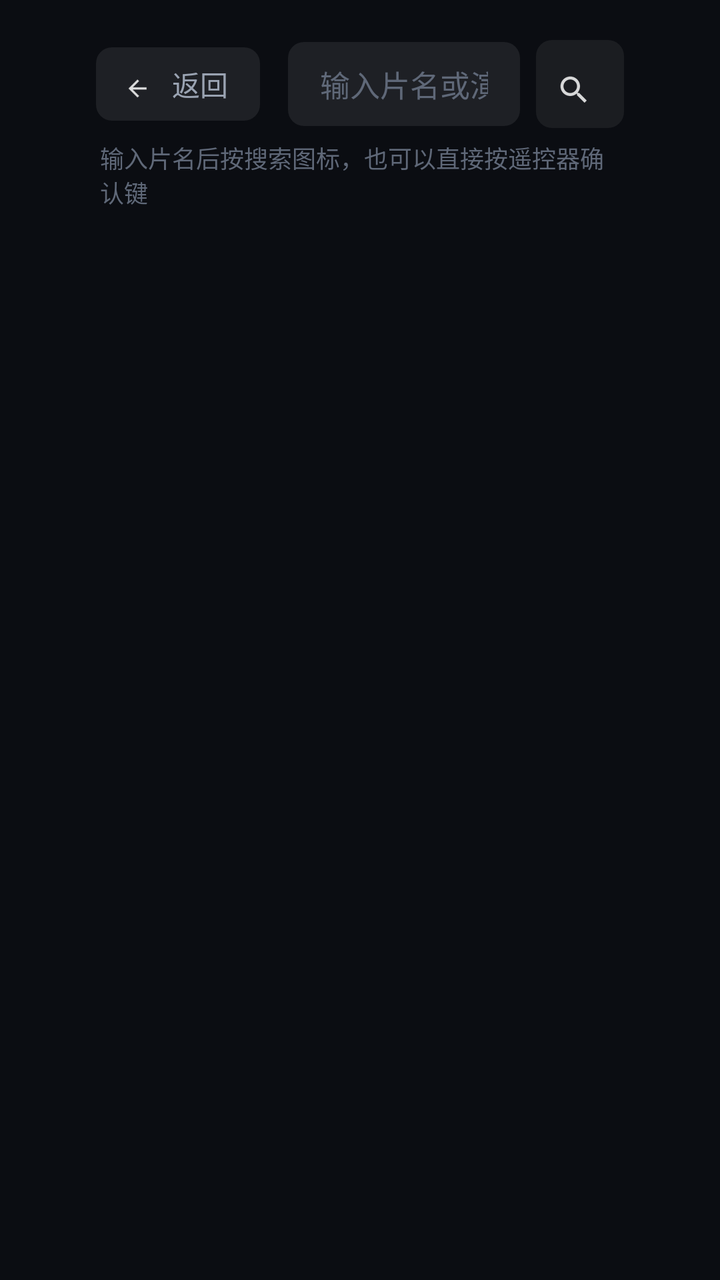
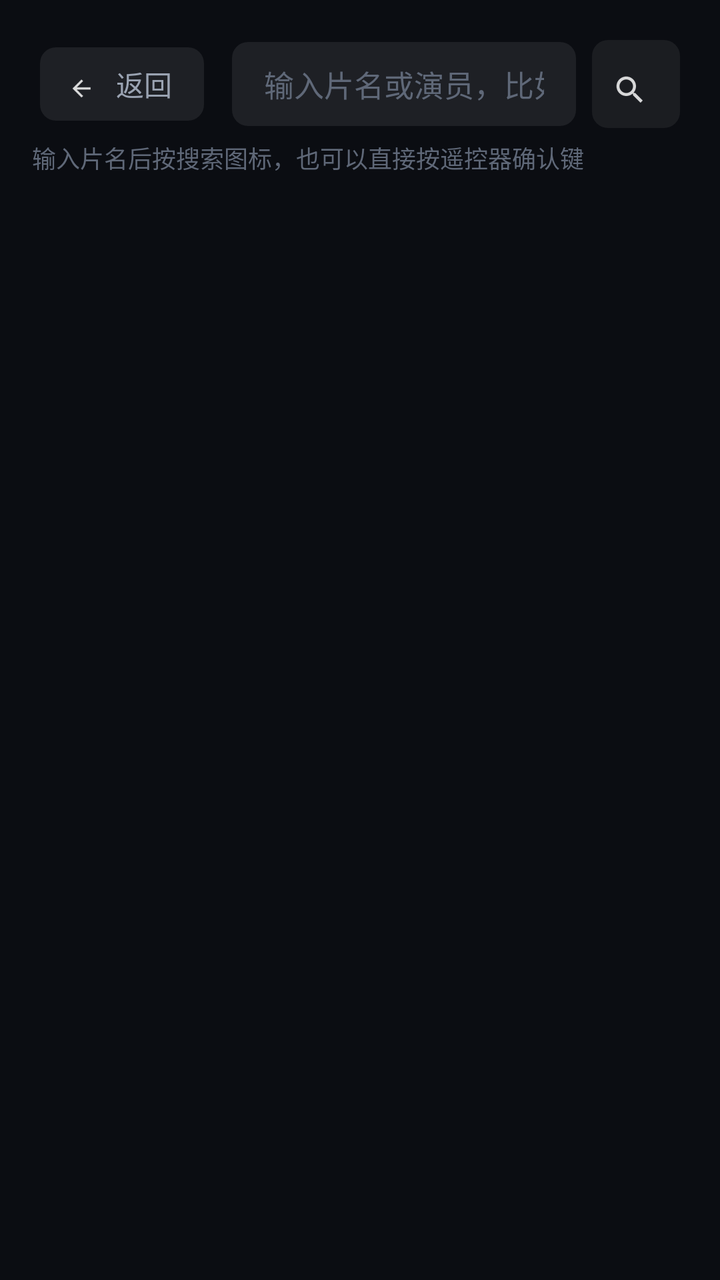

The first picture is an Android layout as it rendered before a commit; the second is the same layout after the commit. The layout source and the unified diff follow.
<!-- AndroidManifest.xml: application theme AppTheme -->
<!-- res/layout/activity_search.xml -->
<?xml version="1.0" encoding="utf-8"?>
<RelativeLayout xmlns:android="http://schemas.android.com/apk/res/android"
    android:layout_width="match_parent"
    android:layout_height="match_parent"
    android:background="@color/bg">

    
    <LinearLayout
        android:id="@+id/topbar"
        android:layout_width="match_parent"
        android:layout_height="wrap_content"
        android:orientation="horizontal"
        android:gravity="center_vertical"
        android:paddingLeft="48dp"
        android:paddingRight="48dp"
        android:paddingTop="20dp"
        android:paddingBottom="6dp">

        <include
            android:id="@+id/btn_back"
            layout="@layout/part_back" />

        <EditText
            android:id="@+id/q"
            android:layout_width="0dp"
            android:layout_height="wrap_content"
            android:layout_weight="1"
            android:layout_marginLeft="14dp"
            android:background="@drawable/bg_tab"
            android:hint="@string/search_hint"
            android:imeOptions="actionSearch"
            android:inputType="text"
            android:maxLines="1"
            android:paddingLeft="16dp"
            android:paddingRight="16dp"
            android:paddingTop="10dp"
            android:paddingBottom="10dp"
            android:singleLine="true"
            android:textColor="@color/text_primary"
            android:textColorHint="@color/text_dim"
            android:textSize="15sp" />

        <ImageView
            android:id="@+id/btn_go"
            style="@style/IconButton"
            android:src="@drawable/ic_ui_search"
            android:contentDescription="@string/search" />
    </LinearLayout>

    
    <LinearLayout
        android:id="@+id/history_panel"
        android:layout_width="match_parent"
        android:layout_height="wrap_content"
        android:layout_below="@id/topbar"
        android:orientation="vertical"
        android:paddingLeft="50dp"
        android:paddingRight="48dp"
        android:paddingTop="4dp"
        android:paddingBottom="6dp"
        android:visibility="gone">

        <LinearLayout
            android:layout_width="match_parent"
            android:layout_height="wrap_content"
            android:orientation="horizontal"
            android:gravity="center_vertical">

            <TextView
                android:layout_width="wrap_content"
                android:layout_height="wrap_content"
                android:text="@string/search_history"
                android:textColor="@color/text_secondary"
                android:textSize="13sp"
                android:textStyle="bold" />

            <View
                android:layout_width="0dp"
                android:layout_height="1dp"
                android:layout_weight="1" />

            <TextView
                android:id="@+id/btn_history_clear"
                android:layout_width="wrap_content"
                android:layout_height="wrap_content"
                android:focusable="true"
                android:background="@drawable/bg_tab"
                android:paddingLeft="14dp"
                android:paddingRight="14dp"
                android:paddingTop="6dp"
                android:paddingBottom="6dp"
                android:text="@string/history_clear"
                android:textColor="@color/text_dim"
                android:textSize="12sp" />
        </LinearLayout>

        
        <LinearLayout
            android:id="@+id/history_tags"
            android:layout_width="match_parent"
            android:layout_height="wrap_content"
            android:layout_marginTop="8dp"
            android:orientation="vertical" />
    </LinearLayout>

    
    <LinearLayout
        android:id="@+id/status_bar"
        android:layout_width="match_parent"
        android:layout_height="wrap_content"
        android:layout_below="@id/history_panel"
        android:orientation="horizontal"
        android:gravity="center_vertical"
        android:paddingLeft="50dp"
        android:paddingRight="48dp"
        android:paddingBottom="10dp">

        <TextView
            android:id="@+id/status"
            android:layout_width="0dp"
            android:layout_height="wrap_content"
            android:layout_weight="1"
            android:text="输入片名后按搜索图标，也可以直接按遥控器确认键"
            android:textColor="@color/text_dim"
            android:textSize="12sp" />

        
        <TextView
            android:id="@+id/btn_online"
            style="@style/TopButton"
            android:layout_width="wrap_content"
            android:layout_height="wrap_content"
            android:text="联网搜索片源"
            android:visibility="gone" />
    </LinearLayout>

    <GridView
        android:id="@+id/sgrid"
        android:layout_width="match_parent"
        android:layout_height="match_parent"
        android:layout_below="@id/status_bar"
        android:layout_alignParentBottom="true"
        android:numColumns="6"
        android:horizontalSpacing="14dp"
        android:verticalSpacing="20dp"
        android:paddingLeft="44dp"
        android:paddingRight="44dp"
        android:paddingTop="8dp"
        android:paddingBottom="32dp"
        android:clipChildren="false"
        android:clipToPadding="false"
        android:listSelector="@android:color/transparent"
        android:scrollbars="none" />

    <TextView
        android:id="@+id/empty"
        android:layout_width="wrap_content"
        android:layout_height="wrap_content"
        android:layout_centerInParent="true"
        android:textColor="@color/text_secondary"
        android:textSize="15sp"
        android:visibility="gone" />
</RelativeLayout>
<!-- res/layout/part_back.xml (included above) -->
<?xml version="1.0" encoding="utf-8"?>
<LinearLayout xmlns:android="http://schemas.android.com/apk/res/android"
    android:layout_width="wrap_content"
    android:layout_height="wrap_content"
    android:orientation="horizontal"
    android:gravity="center_vertical"
    android:focusable="true"
    android:background="@drawable/bg_tab"
    android:paddingLeft="14dp"
    android:paddingRight="16dp"
    android:paddingTop="8dp"
    android:paddingBottom="8dp">

    <ImageView
        android:layout_width="18dp"
        android:layout_height="18dp"
        android:src="@drawable/ic_ui_back"
        android:alpha="0.85"
        android:contentDescription="@null" />

    <TextView
        android:id="@+id/back_label"
        android:layout_width="wrap_content"
        android:layout_height="wrap_content"
        android:layout_marginLeft="6dp"
        android:text="@string/back"
        android:textColor="@color/text_secondary"
        android:textSize="14sp" />
</LinearLayout>
<!-- resources referenced by this layout -->
<resources>
  <color name="bg">#FF0B0D12</color>
  <color name="text_dim">#FF5F6878</color>
  <color name="text_primary">#FFF2F4F8</color>
  <color name="text_secondary">#FF9AA3B2</color>
  <!-- drawable bg_tab (drawable) -->
  <?xml version="1.0" encoding="utf-8"?>
  <selector xmlns:android="http://schemas.android.com/apk/res/android">
      <item android:state_focused="true">
          <shape android:shape="rectangle">
              <solid android:color="#33FF4D6A" />
              <corners android:radius="8dp" />
              <stroke android:width="2dp" android:color="@color/accent" />
          </shape>
      </item>
      <item android:state_selected="true">
          <shape android:shape="rectangle">
              <solid android:color="#E6FF4D6A" />
              <corners android:radius="8dp" />
          </shape>
      </item>
      <item>
          <shape android:shape="rectangle">
              <solid android:color="#14FFFFFF" />
              <corners android:radius="8dp" />
          </shape>
      </item>
  </selector>
  <!-- drawable ic_ui_back: png bitmap (drawable-hdpi, 326 bytes) -->
  <!-- drawable ic_ui_search: png bitmap (drawable-hdpi, 609 bytes) -->
  <string name="back">返回</string>
  <string name="history_clear">清空</string>
  <string name="search">搜索</string>
  <string name="search_hint">输入片名或演员，比如「漫长的季节」</string>
  <string name="search_history">最近搜索</string>
  <style name="IconButton">
          <item name="android:layout_width">44dp</item>
          <item name="android:layout_height">44dp</item>
          <item name="android:padding">10dp</item>
          <item name="android:background">@drawable/bg_tab</item>
          <item name="android:scaleType">fitCenter</item>
          <item name="android:alpha">0.85</item>
          <item name="android:focusable">true</item>
          <item name="android:layout_marginLeft">8dp</item>
      </style>
  <style name="TopButton">
          <item name="android:textColor">@color/text_secondary</item>
          <item name="android:textSize">14sp</item>
          <item name="android:paddingLeft">16dp</item>
          <item name="android:paddingRight">16dp</item>
          <item name="android:paddingTop">8dp</item>
          <item name="android:paddingBottom">8dp</item>
          <item name="android:background">@drawable/bg_tab</item>
          <item name="android:focusable">true</item>
          <item name="android:layout_marginLeft">8dp</item>
      </style>
  <style name="AppTheme" parent="@android:style/Theme.Holo.NoActionBar">
          <item name="android:windowBackground">@color/bg</item>
          <item name="android:windowNoTitle">true</item>
      </style>
  <color name="accent">#FFFF4D6A</color>
</resources>

<!-- the commit's change to res/layout/activity_search.xml (unified diff, before → after) -->
@@ -11,8 +11,8 @@
         android:layout_height="wrap_content"
         android:orientation="horizontal"
         android:gravity="center_vertical"
-        android:paddingLeft="48dp"
-        android:paddingRight="48dp"
+        android:paddingLeft="@dimen/topbar_pad_h"
+        android:paddingRight="@dimen/topbar_pad_h"
         android:paddingTop="20dp"
         android:paddingBottom="6dp">
 
@@ -54,8 +54,8 @@
         android:layout_height="wrap_content"
         android:layout_below="@id/topbar"
         android:orientation="vertical"
-        android:paddingLeft="50dp"
-        android:paddingRight="48dp"
+        android:paddingLeft="@dimen/content_pad_h"
+        android:paddingRight="@dimen/topbar_pad_h"
         android:paddingTop="4dp"
         android:paddingBottom="6dp"
         android:visibility="gone">
@@ -111,8 +111,8 @@
         android:layout_below="@id/history_panel"
         android:orientation="horizontal"
         android:gravity="center_vertical"
-        android:paddingLeft="50dp"
-        android:paddingRight="48dp"
+        android:paddingLeft="@dimen/content_pad_h"
+        android:paddingRight="@dimen/topbar_pad_h"
         android:paddingBottom="10dp">
 
         <TextView
@@ -143,8 +143,8 @@
         android:numColumns="6"
         android:horizontalSpacing="14dp"
         android:verticalSpacing="20dp"
-        android:paddingLeft="44dp"
-        android:paddingRight="44dp"
+        android:paddingLeft="@dimen/content_pad_h"
+        android:paddingRight="@dimen/content_pad_h"
         android:paddingTop="8dp"
         android:paddingBottom="32dp"
         android:clipChildren="false"
<!-- resource entries referenced after the edit -->
@@ -4,6 +4,8 @@
   <color name="text_dim">#FF5F6878</color>
   <color name="text_primary">#FFF2F4F8</color>
   <color name="text_secondary">#FF9AA3B2</color>
+  <dimen name="content_pad_h">16dp</dimen>
+  <dimen name="topbar_pad_h">20dp</dimen>
   <!-- drawable bg_tab (drawable) -->
   <?xml version="1.0" encoding="utf-8"?>
   <selector xmlns:android="http://schemas.android.com/apk/res/android">
